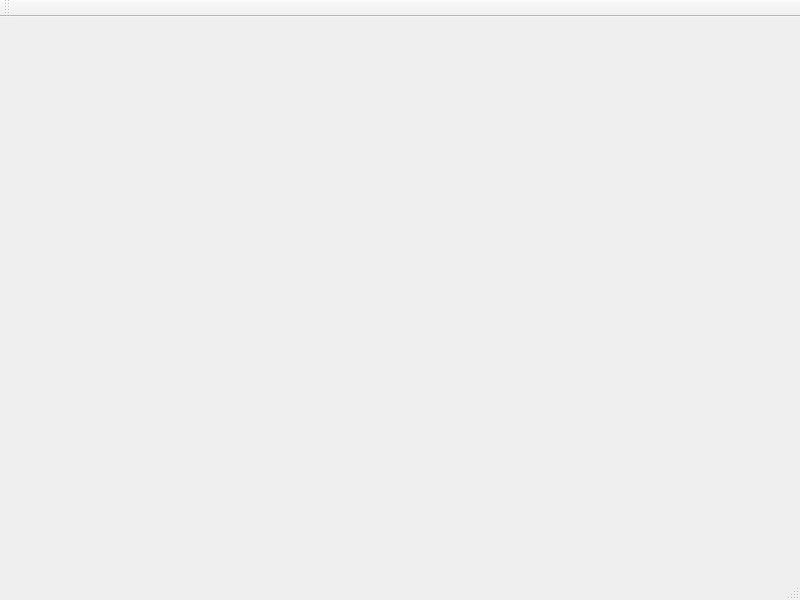
Above: mainwindow.ui from Tehanaru/SlimCity before the change. Below: the same form after it.
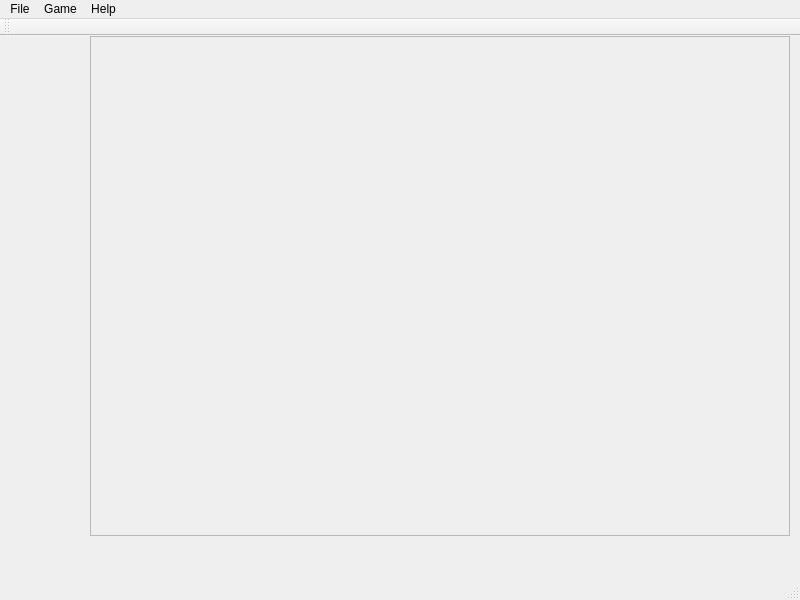
That is the form after the change.

Commit message: Some basic exploratory UI design

The edit to the form file:
```diff
--- a/mainwindow.ui
+++ b/mainwindow.ui
@@ -10,10 +10,51 @@
     <height>600</height>
    </rect>
   </property>
+  <property name="sizePolicy">
+   <sizepolicy hsizetype="Fixed" vsizetype="Fixed">
+    <horstretch>0</horstretch>
+    <verstretch>0</verstretch>
+   </sizepolicy>
+  </property>
+  <property name="minimumSize">
+   <size>
+    <width>800</width>
+    <height>600</height>
+   </size>
+  </property>
+  <property name="maximumSize">
+   <size>
+    <width>800</width>
+    <height>600</height>
+   </size>
+  </property>
   <property name="windowTitle">
    <string>MainWindow</string>
   </property>
-  <widget class="QWidget" name="centralWidget"/>
+  <widget class="QWidget" name="centralWidget">
+   <widget class="QFrame" name="CityView">
+    <property name="geometry">
+     <rect>
+      <x>90</x>
+      <y>0</y>
+      <width>700</width>
+      <height>500</height>
+     </rect>
+    </property>
+    <property name="minimumSize">
+     <size>
+      <width>700</width>
+      <height>500</height>
+     </size>
+    </property>
+    <property name="frameShape">
+     <enum>QFrame::StyledPanel</enum>
+    </property>
+    <property name="frameShadow">
+     <enum>QFrame::Raised</enum>
+    </property>
+   </widget>
+  </widget>
   <widget class="QMenuBar" name="menuBar">
    <property name="geometry">
     <rect>
@@ -23,6 +64,31 @@
      <height>18</height>
     </rect>
    </property>
+   <widget class="QMenu" name="menuSlim_City_Bare_Bones_Alpha">
+    <property name="title">
+     <string>File</string>
+    </property>
+    <addaction name="actionNew"/>
+    <addaction name="actionOpen"/>
+    <addaction name="actionSave"/>
+    <addaction name="actionQuit"/>
+   </widget>
+   <widget class="QMenu" name="menuGame">
+    <property name="title">
+     <string>Game</string>
+    </property>
+    <addaction name="actionOptions"/>
+   </widget>
+   <widget class="QMenu" name="menuHelp">
+    <property name="title">
+     <string>Help</string>
+    </property>
+    <addaction name="actionHelp"/>
+    <addaction name="actionAbout"/>
+   </widget>
+   <addaction name="menuSlim_City_Bare_Bones_Alpha"/>
+   <addaction name="menuGame"/>
+   <addaction name="menuHelp"/>
   </widget>
   <widget class="QToolBar" name="mainToolBar">
    <attribute name="toolBarArea">
```
Left out of the diff: 35 changed lines with no effect on the pictures.
